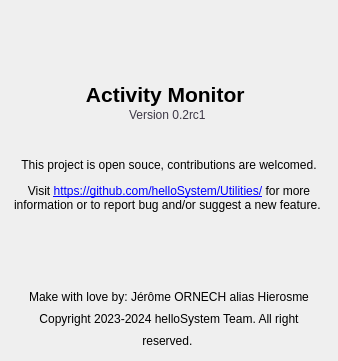
Old version of the form Under Construction/Activity Monitor.app/Resources/dialog_about.ui in the repository helloSystem/Utilities.
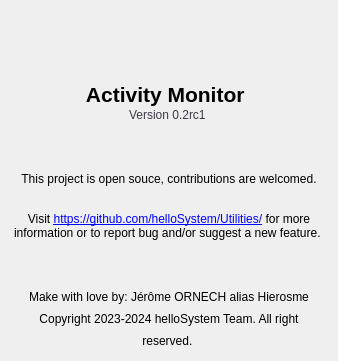
New version of the form. Icons and pictures are not drawn.

Commit message: Adjust about dialog

The edit to the form file:
```diff
--- a/Under Construction/Activity Monitor.app/Resources/dialog_about.ui
+++ b/Under Construction/Activity Monitor.app/Resources/dialog_about.ui
@@ -28,7 +28,7 @@
   <property name="modal">
    <bool>true</bool>
   </property>
-  <layout class="QVBoxLayout" name="verticalLayout_2" stretch="0,0,0,0,0">
+  <layout class="QVBoxLayout" name="verticalLayout_2" stretch="0,0,0,0,0,0,0">
    <property name="spacing">
     <number>0</number>
    </property>
@@ -131,6 +131,19 @@
     </widget>
    </item>
    <item>
+    <spacer name="verticalSpacer_2">
+     <property name="orientation">
+      <enum>Qt::Vertical</enum>
+     </property>
+     <property name="sizeHint" stdset="0">
+      <size>
+       <width>20</width>
+       <height>0</height>
+      </size>
+     </property>
+    </spacer>
+   </item>
+   <item alignment="Qt::AlignVCenter">
     <widget class="QLabel" name="about_text">
      <property name="sizePolicy">
       <sizepolicy hsizetype="Preferred" vsizetype="Minimum">
@@ -139,11 +152,7 @@
       </sizepolicy>
      </property>
      <property name="text">
-      <string>&lt;html&gt;&lt;head/&gt;&lt;body&gt;&lt;p align=&quot;center&quot;&gt;This project is open souce,
-         contributions are welcomed.&lt;/p&gt;&lt;p align=&quot;center&quot;&gt;Visit &lt;a href=&quot;https://github.com/helloSystem/Utilities/&quot;&gt;&lt;span
-         style=&quot; text-decoration: underline; color:#0000ff;&quot;&gt;https://github.com/helloSystem/Utilities/&lt;/span&gt;&lt;/a&gt;
-         for more information or to report bug and/or suggest a new feature.&lt;/p&gt;&lt;/body&gt;&lt;/html&gt;
-        </string>
+      <string>&lt;html&gt;&lt;head/&gt;&lt;body&gt;&lt;p align=&quot;center&quot;&gt;This project is open souce, contributions are welcomed.&lt;br/&gt;&lt;/p&gt;&lt;p align=&quot;center&quot;&gt;Visit &lt;a href=&quot;https://github.com/helloSystem/Utilities/&quot;&gt;&lt;span style=&quot; text-decoration: underline; color:#0000ff;&quot;&gt;https://github.com/helloSystem/Utilities/&lt;/span&gt;&lt;/a&gt; for more information or to report bug and/or suggest a new feature. &lt;/p&gt;&lt;/body&gt;&lt;/html&gt;</string>
      </property>
      <property name="textFormat">
       <enum>Qt::AutoText</enum>
@@ -156,6 +165,19 @@
      </property>
     </widget>
    </item>
+   <item>
+    <spacer name="verticalSpacer">
+     <property name="orientation">
+      <enum>Qt::Vertical</enum>
+     </property>
+     <property name="sizeHint" stdset="0">
+      <size>
+       <width>20</width>
+       <height>0</height>
+      </size>
+     </property>
+    </spacer>
+   </item>
    <item alignment="Qt::AlignBottom">
     <widget class="QLabel" name="about_footer">
      <property name="sizePolicy">
```
The commit also changes 1 other file.
